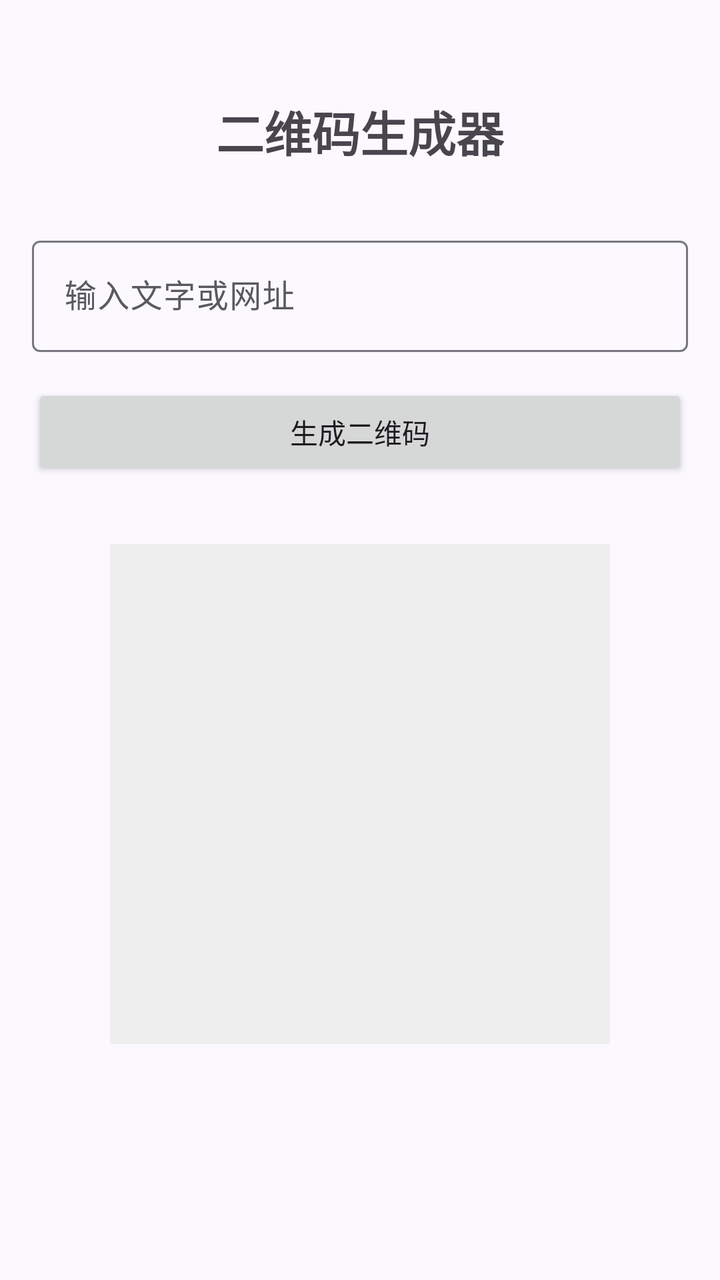
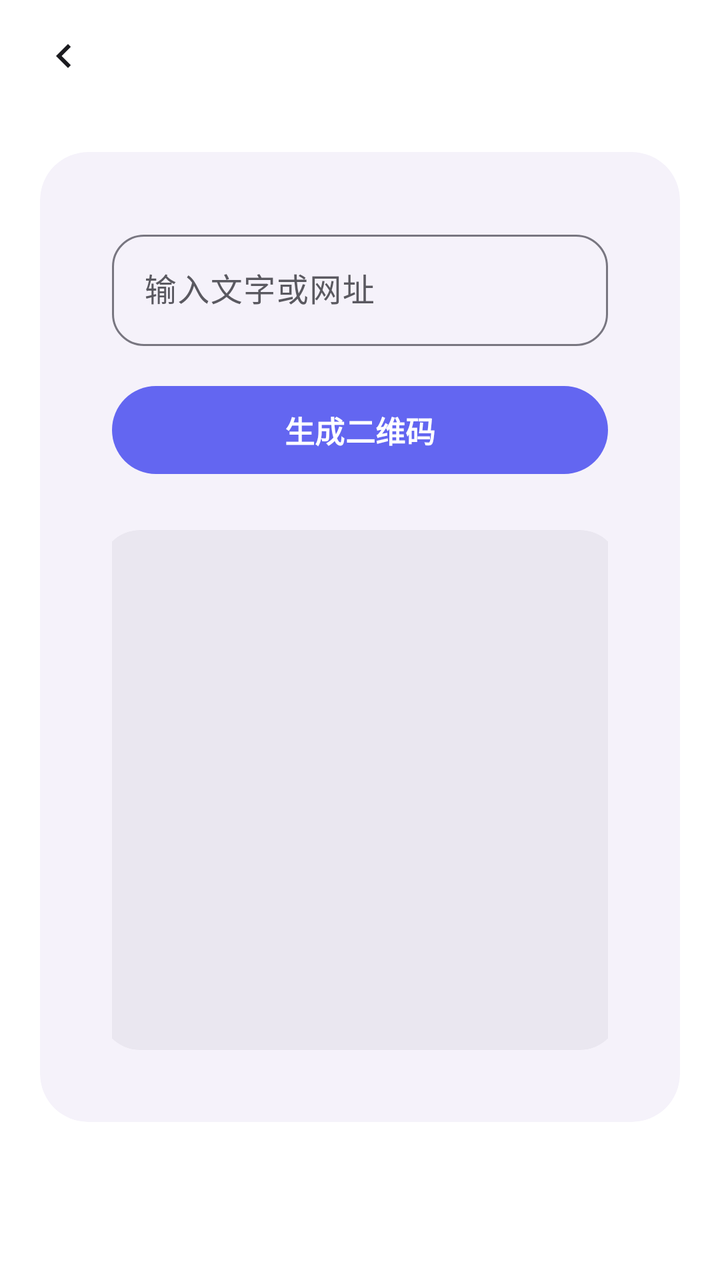

Compare the two renders of this Android layout. The source of the first and the diff that turns it into the second are given below.
<!-- AndroidManifest.xml: application theme Theme.WanXiangHub -->
<!-- res/layout/activity_qr_generator.xml -->
<?xml version="1.0" encoding="utf-8"?>
<androidx.constraintlayout.widget.ConstraintLayout xmlns:android="http://schemas.android.com/apk/res/android"
    xmlns:app="http://schemas.android.com/apk/res-auto"
    xmlns:tools="http://schemas.android.com/tools"
    android:id="@+id/main"
    android:layout_width="match_parent"
    android:layout_height="match_parent"
    android:padding="16dp"
    tools:context=".QrGeneratorActivity">

    <TextView
        android:id="@+id/tv_title"
        android:layout_width="wrap_content"
        android:layout_height="wrap_content"
        android:layout_marginTop="32dp"
        android:text="二维码生成器"
        android:textSize="24sp"
        android:textStyle="bold"
        app:layout_constraintEnd_toEndOf="parent"
        app:layout_constraintStart_toStartOf="parent"
        app:layout_constraintTop_toTopOf="parent" />

    <com.google.android.material.textfield.TextInputLayout
        android:id="@+id/til_content"
        android:layout_width="match_parent"
        android:layout_height="wrap_content"
        android:layout_marginTop="32dp"
        android:hint="输入文字或网址"
        app:layout_constraintTop_toBottomOf="@+id/tv_title">

        <com.google.android.material.textfield.TextInputEditText
            android:id="@+id/et_content"
            android:layout_width="match_parent"
            android:layout_height="wrap_content" />
    </com.google.android.material.textfield.TextInputLayout>

    <Button
        android:id="@+id/btn_generate"
        android:layout_width="match_parent"
        android:layout_height="wrap_content"
        android:layout_marginTop="16dp"
        android:text="生成二维码"
        app:layout_constraintTop_toBottomOf="@+id/til_content" />

    <ImageView
        android:id="@+id/iv_qr_code"
        android:layout_width="250dp"
        android:layout_height="250dp"
        android:layout_marginTop="32dp"
        android:background="#EEEEEE"
        android:contentDescription="QR Code"
        android:padding="8dp"
        app:layout_constraintEnd_toEndOf="parent"
        app:layout_constraintStart_toStartOf="parent"
        app:layout_constraintTop_toBottomOf="@+id/btn_generate" />

</androidx.constraintlayout.widget.ConstraintLayout>
<!-- resources referenced by this layout -->
<resources>
  <style name="Theme.WanXiangHub" parent="Base.Theme.WanXiangHub" />
  <color name="primary">#6366F1</color>
  <color name="on_primary">#FFFFFF</color>
  <color name="primary_container">#E1E0FF</color>
  <color name="on_primary_container">#1A1B78</color>
  <color name="primary_light">#818CF8</color>
  <color name="secondary">#8B5CF6</color>
  <color name="on_secondary">#FFFFFF</color>
  <color name="secondary_container">#E9DDFF</color>
  <color name="on_secondary_container">#2B0093</color>
  <color name="tertiary">#EC4899</color>
  <color name="on_tertiary">#FFFFFF</color>
  <color name="tertiary_container">#FFD9E6</color>
  <color name="on_tertiary_container">#3E001D</color>
  <color name="background">#FBF9FE</color>
  <color name="surface">#FFFFFF</color>
  <color name="text_primary">#1B1B1F</color>
  <color name="text_secondary">#5A5960</color>
  <color name="surface_variant">#E6E1EC</color>
  <color name="surface_container_lowest">#FFFFFF</color>
  <color name="surface_container_low">#F5F2FA</color>
  <color name="surface_container">#EFECF4</color>
  <color name="surface_container_high">#EAE7F0</color>
  <color name="surface_container_highest">#E4E1EB</color>
  <color name="outline">#787680</color>
  <color name="outline_variant">#C8C4D2</color>
  <color name="error">#BA1A1A</color>
  <color name="error_container">#FFDAD6</color>
  <style name="Shape.App.Small" parent="ShapeAppearance.Material3.Corner.Small">
          <item name="cornerSize">12dp</item>
      </style>
  <style name="Shape.App.Medium" parent="ShapeAppearance.Material3.Corner.Medium">
          <item name="cornerSize">20dp</item>
      </style>
  <style name="Shape.App.Large" parent="ShapeAppearance.Material3.Corner.Large">
          <item name="cornerSize">28dp</item>
      </style>
  <style name="Shape.App.ExtraLarge" parent="ShapeAppearance.Material3.Corner.ExtraLarge">
          <item name="cornerSize">32dp</item>
      </style>
  <style name="Widget.App.CardView" parent="Widget.Material3.CardView.Elevated">
          <item name="cardBackgroundColor">?attr/colorSurfaceContainerLow</item>
          <item name="cardCornerRadius">24dp</item>
          <item name="cardElevation">0dp</item>
          <item name="strokeWidth">0dp</item>
          <item name="contentPadding">16dp</item>
      </style>
  <style name="Widget.App.BottomNavigationView" parent="Widget.Material3.BottomNavigationView">
          <item name="elevation">0dp</item>
          <item name="labelVisibilityMode">labeled</item>
      </style>
  <style name="Widget.App.Button" parent="Widget.Material3.Button">
          <item name="shapeAppearanceOverlay">@style/Shape.App.Button.Pill</item>
          <item name="android:minHeight">52dp</item>
          <item name="android:paddingStart">24dp</item>
          <item name="android:paddingEnd">24dp</item>
          <item name="android:textSize">15sp</item>
          <item name="android:textStyle">bold</item>
      </style>
  <style name="Widget.App.Button.TextButton" parent="Widget.Material3.Button.TextButton">
          <item name="android:textStyle">bold</item>
      </style>
  <style name="Shape.App.Button.Pill" parent="">
          <item name="cornerSize">50%</item>
      </style>
  <!-- unchanged entries left out for length: 1 -->
</resources>

<!-- the commit's change to res/layout/activity_qr_generator.xml (unified diff, before → after) -->
@@ -1,57 +1,128 @@
 <?xml version="1.0" encoding="utf-8"?>
-<androidx.constraintlayout.widget.ConstraintLayout xmlns:android="http://schemas.android.com/apk/res/android"
+<LinearLayout xmlns:android="http://schemas.android.com/apk/res/android"
     xmlns:app="http://schemas.android.com/apk/res-auto"
     xmlns:tools="http://schemas.android.com/tools"
     android:id="@+id/main"
     android:layout_width="match_parent"
     android:layout_height="match_parent"
-    android:padding="16dp"
+    android:background="?attr/colorSurface"
+    android:orientation="vertical"
     tools:context=".QrGeneratorActivity">
 
-    <TextView
-        android:id="@+id/tv_title"
-        android:layout_width="wrap_content"
-        android:layout_height="wrap_content"
-        android:layout_marginTop="32dp"
-        android:text="二维码生成器"
-        android:textSize="24sp"
-        android:textStyle="bold"
-        app:layout_constraintEnd_toEndOf="parent"
-        app:layout_constraintStart_toStartOf="parent"
-        app:layout_constraintTop_toTopOf="parent" />
+    
+    <include layout="@layout/layout_sub_header" />
 
-    <com.google.android.material.textfield.TextInputLayout
-        android:id="@+id/til_content"
+    <ScrollView
         android:layout_width="match_parent"
-        android:layout_height="wrap_content"
-        android:layout_marginTop="32dp"
-        android:hint="输入文字或网址"
-        app:layout_constraintTop_toBottomOf="@+id/tv_title">
+        android:layout_height="match_parent"
+        android:fillViewport="true">
 
-        <com.google.android.material.textfield.TextInputEditText
-            android:id="@+id/et_content"
+        <LinearLayout
             android:layout_width="match_parent"
-            android:layout_height="wrap_content" />
-    </com.google.android.material.textfield.TextInputLayout>
+            android:layout_height="wrap_content"
+            android:orientation="vertical"
+            android:padding="20dp">
 
-    <Button
-        android:id="@+id/btn_generate"
-        android:layout_width="match_parent"
-        android:layout_height="wrap_content"
-        android:layout_marginTop="16dp"
-        android:text="生成二维码"
-        app:layout_constraintTop_toBottomOf="@+id/til_content" />
+            
+            <com.google.android.material.card.MaterialCardView
+                style="@style/Widget.App.CardView"
+                android:layout_width="match_parent"
+                android:layout_height="wrap_content"
+                app:cardCornerRadius="24dp">
+
+                <LinearLayout
+                    android:layout_width="match_parent"
+                    android:layout_height="wrap_content"
+                    android:gravity="center_horizontal"
+                    android:orientation="vertical"
+                    android:padding="20dp">
+
+                    <com.google.android.material.textfield.TextInputLayout
+                        android:id="@+id/til_content"
+                        style="@style/Widget.Material3.TextInputLayout.OutlinedBox"
+                        android:layout_width="match_parent"
+                        android:layout_height="wrap_content"
+                        android:hint="输入文字或网址"
+                        app:boxCornerRadiusBottomEnd="16dp"
+                        app:boxCornerRadiusBottomStart="16dp"
+                        app:boxCornerRadiusTopEnd="16dp"
+                        app:boxCornerRadiusTopStart="16dp">
+
+                        <com.google.android.material.textfield.TextInputEditText
+                            android:id="@+id/et_content"
+                            android:layout_width="match_parent"
+                            android:layout_height="wrap_content"
+                            android:inputType="text" />
+                    </com.google.android.material.textfield.TextInputLayout>
+
+                    <com.google.android.material.button.MaterialButton
+                        android:id="@+id/btn_generate"
+                        android:layout_width="match_parent"
+                        android:layout_height="wrap_content"
+                        android:layout_marginTop="16dp"
+                        android:text="生成二维码" />
+
+                    
+                    <com.google.android.material.card.MaterialCardView
+                        android:layout_width="260dp"
+                        android:layout_height="260dp"
+                        android:layout_marginTop="24dp"
+                        app:cardBackgroundColor="?attr/colorSurfaceContainerHigh"
+                        app:cardCornerRadius="20dp"
+                        app:cardElevation="0dp"
+                        app:strokeWidth="0dp">
+
+                        <ImageView
+                            android:id="@+id/iv_qr_code"
+                            android:layout_width="match_parent"
+                            android:layout_height="match_parent"
+                            android:contentDescription="QR Code"
+                            android:padding="16dp"
+                            android:scaleType="fitCenter" />
+
+                    </com.google.android.material.card.MaterialCardView>
+
+                </LinearLayout>
+
+            </com.google.android.material.card.MaterialCardView>
+
+        </LinearLayout>
+
+    </ScrollView>
+
+</LinearLayout>
+<!-- res/layout/layout_sub_header.xml (included above) -->
+<?xml version="1.0" encoding="utf-8"?>
+<LinearLayout xmlns:android="http://schemas.android.com/apk/res/android"
+    xmlns:app="http://schemas.android.com/apk/res-auto"
+    android:id="@+id/header_bar"
+    android:layout_width="match_parent"
+    android:layout_height="56dp"
+    android:gravity="center_vertical"
+    android:orientation="horizontal"
+    android:paddingStart="12dp"
+    android:paddingEnd="16dp">
 
     <ImageView
-        android:id="@+id/iv_qr_code"
-        android:layout_width="250dp"
-        android:layout_height="250dp"
-        android:layout_marginTop="32dp"
-        android:background="#EEEEEE"
-        android:contentDescription="QR Code"
+        android:id="@+id/btn_back"
+        android:layout_width="40dp"
+        android:layout_height="40dp"
+        android:background="?attr/selectableItemBackgroundBorderless"
+        android:clickable="true"
+        android:contentDescription="返回"
+        android:focusable="true"
         android:padding="8dp"
-        app:layout_constraintEnd_toEndOf="parent"
-        app:layout_constraintStart_toStartOf="parent"
-        app:layout_constraintTop_toBottomOf="@+id/btn_generate" />
+        android:src="@drawable/ic_arrow_back"
+        app:tint="?attr/colorOnSurface" />
 
-</androidx.constraintlayout.widget.ConstraintLayout>
+    <TextView
+        android:id="@+id/tv_header_title"
+        android:layout_width="0dp"
+        android:layout_height="wrap_content"
+        android:layout_marginStart="8dp"
+        android:layout_weight="1"
+        android:textColor="?attr/colorOnSurface"
+        android:textSize="20sp"
+        android:textStyle="bold" />
+
+</LinearLayout>
<!-- resource entries referenced after the edit -->
@@ -1,5 +1,15 @@
 <!-- resources referenced by this layout -->
 <resources>
+  <!-- drawable ic_arrow_back (drawable) -->
+  <vector xmlns:android="http://schemas.android.com/apk/res/android"
+      android:width="24dp"
+      android:height="24dp"
+      android:viewportWidth="24"
+      android:viewportHeight="24">
+      <path
+          android:fillColor="?android:attr/textColorPrimary"
+          android:pathData="M15.41,7.41L14,6l-6,6 6,6 1.41,-1.41L10.83,12z"/>
+  </vector>
   <style name="Theme.WanXiangHub" parent="Base.Theme.WanXiangHub" />
   <color name="primary">#6366F1</color>
   <color name="on_primary">#FFFFFF</color>
